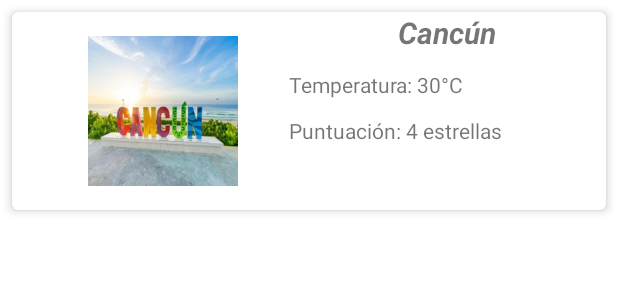
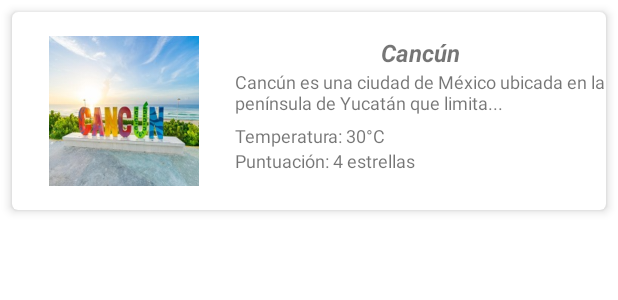
Before and after one commit to SaraOrozco/TICAPP, an Android app: the layout poi.xml on its own in the app's theme, with its tools: preview values and no code run, on a phone screen of 412 x 824 dp. Shown: the top 300 px of the screen. Run offline under Robolectric (Android 15) with nearby library versions, the phone set to English and light mode, and no system bars.

Commit message:
Listado POI

```diff
--- a/app/src/main/res/layout/poi.xml
+++ b/app/src/main/res/layout/poi.xml
@@ -19,48 +19,58 @@
 
         <LinearLayout
             android:layout_width="match_parent"
-            android:layout_height="match_parent"
+            android:layout_height="wrap_content"
             android:orientation="horizontal">
 
             <ImageView
                 android:id="@+id/imagenPoi"
-                android:layout_width="100dp"
+                android:layout_width="250dp"
                 android:layout_height="100dp"
                 android:layout_marginStart="16dp"
                 android:layout_marginTop="16dp"
                 android:layout_marginBottom="16dp"
                 android:layout_weight="1"
-                android:contentDescription="@null"
                 app:srcCompat="@drawable/cancun" />
 
             <LinearLayout
-                android:layout_width="wrap_content"
-                android:layout_height="100dp"
+                android:layout_width="match_parent"
+                android:layout_height="wrap_content"
                 android:layout_weight="1"
+                android:layout_marginTop="16dp"
+                android:layout_marginLeft="15dp"
+                android:layout_marginBottom="15dp"
                 android:orientation="vertical">
 
                 <TextView
                     android:id="@+id/txtNombre"
                     android:layout_width="match_parent"
                     android:layout_height="wrap_content"
-                    android:layout_weight="1"
                     android:text="@string/cancun"
                     android:textAlignment="center"
-                    android:textSize="20sp"
+                    android:textSize="16sp"
                     android:textStyle="bold|italic" />
+
+                <TextView
+                    android:id="@+id/txtDescription"
+                    android:layout_width="wrap_content"
+                    android:layout_height="wrap_content"
+                    android:textSize="12sp"
+                    android:text="@string/description" />
+
 
                 <TextView
                     android:id="@+id/txtTemperatura"
                     android:layout_width="wrap_content"
                     android:layout_height="wrap_content"
-                    android:layout_weight="1"
+                    android:layout_marginTop="5dp"
+                    android:textSize="12sp"
                     android:text="@string/temp" />
 
                 <TextView
                     android:id="@+id/txtPuntos"
                     android:layout_width="wrap_content"
                     android:layout_height="wrap_content"
-                    android:layout_weight="1"
+                    android:textSize="12sp"
                     android:text="@string/puntos" />
 
             </LinearLayout>
--- a/app/src/main/res/values/strings.xml
+++ b/app/src/main/res/values/strings.xml
@@ -6,6 +6,7 @@
     <string name="hello_blank_fragment">Hello blank fragment</string>
     <string name="mexico">México</string>
     <string name="cancun">Cancún</string>
+    <string name="description">Cancún es una ciudad de México ubicada en la península de Yucatán que limita...</string>
     <string name="temp">Temperatura: 30°C</string>
     <string name="puntos">Puntuación: 4 estrellas</string>
 </resources>
```
Also changed, not shown: app/src/main/assets/Lugares_Cancun.json (+22 -22 lines), app/src/main/java/com/mintic/ticapp/PoisAdapter.kt (+5 -3 lines).
